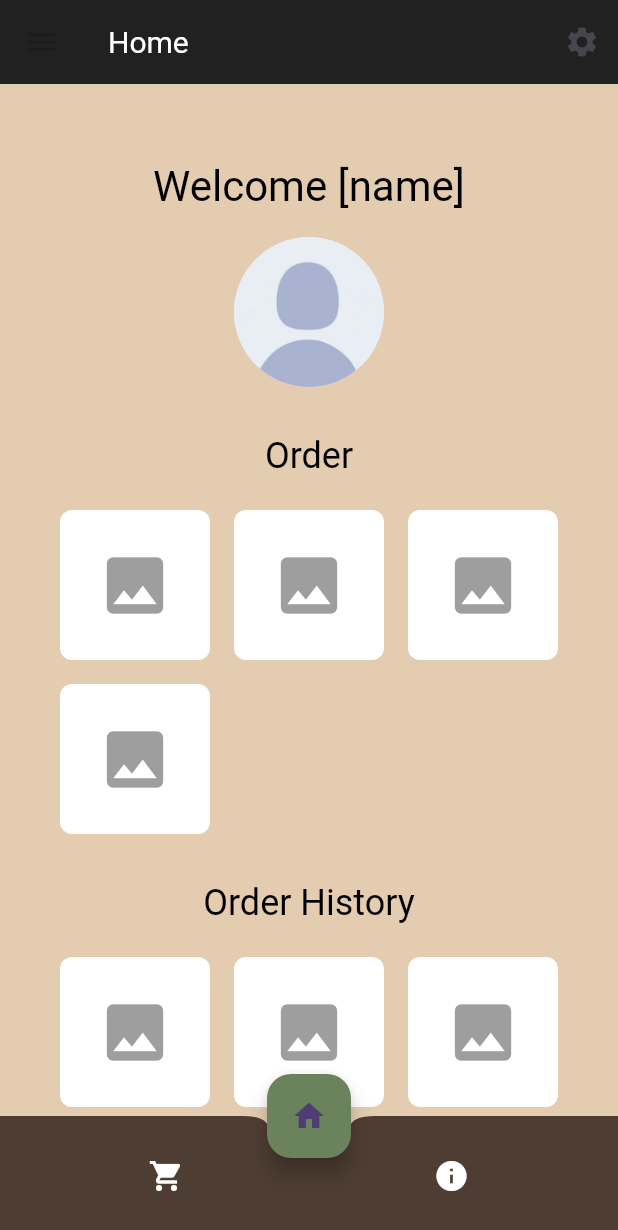
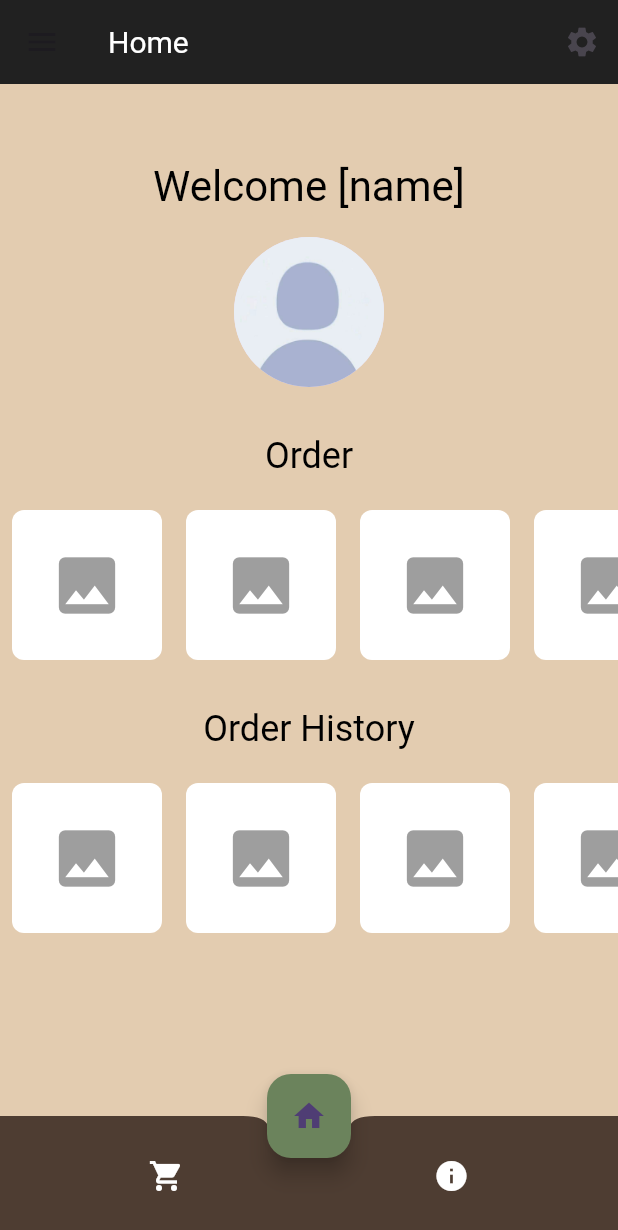
Before and after one commit to VoxMonstra/CSC-4610-Web-Warriors, a Flutter app: the screen it shows after launch, on a phone screen of 412 x 824 dp. Shown: the top 1230 px of the screen. Run offline on Flutter 3.47's test engine with Material 3 defaults, Android fonts, the phone set to English and light mode, and no system bars; our stand-ins replace google_fonts, shared_preferences; missing offline and left inert: mysql1.

Commit message:
Redesign: Add scroll view to order and order history in home

```diff
--- a/src/lib/screens/home.dart
+++ b/src/lib/screens/home.dart
@@ -46,10 +46,16 @@ class HomePage extends StatelessWidget {
                         ),
                   ),
                   SizedBox(height: 20),
-                  Wrap(
-                    spacing: 16,
-                    runSpacing: 16,
-                    children: List.generate(4, (index) => _buildOrderBox(context)),
+                  SingleChildScrollView(
+                    scrollDirection: Axis.horizontal,
+                    child: Row(
+                      children: List.generate(
+                          20,
+                          (index) => Padding(
+                              padding:
+                                  const EdgeInsets.symmetric(horizontal: 8.0),
+                              child: _buildOrderBox(context))),
+                    ),
                   ),
                   SizedBox(height: 30), // Space before Order History
                   Text(
@@ -59,10 +65,16 @@ class HomePage extends StatelessWidget {
                         ),
                   ),
                   SizedBox(height: 20),
-                  Wrap(
-                    spacing: 16,
-                    runSpacing: 16,
-                    children: List.generate(4, (index) => _buildOrderBox(context)),
+                  SingleChildScrollView(
+                    scrollDirection: Axis.horizontal,
+                    child: Row(
+                      children: List.generate(
+                          20,
+                          (index) => Padding(
+                              padding:
+                                  const EdgeInsets.symmetric(horizontal: 8.0),
+                              child: _buildOrderBox(context))),
+                    ),
                   ),
                 ],
               ),
@@ -79,7 +91,8 @@ class HomePage extends StatelessWidget {
           children: [
             IconButton(
               icon: Icon(Icons.shopping_cart, color: Colors.white),
-              onPressed: () {}, // Placeholder action, don't know where to route it yet
+              onPressed:
+                  () {}, // Placeholder action, don't know where to route it yet
             ),
             IconButton(
               icon: Icon(Icons.info, color: Colors.white),
@@ -103,7 +116,8 @@ class HomePage extends StatelessWidget {
 
   Widget _buildOrderBox(BuildContext context) {
     return GestureDetector(
-      onTap: () {}, // Placeholder for routing of the order's and expected categories in the future
+      onTap:
+          () {}, // Placeholder for routing of the order's and expected categories in the future
       child: Container(
         width: 100,
         height: 100,
@@ -112,7 +126,10 @@ class HomePage extends StatelessWidget {
           borderRadius: BorderRadius.circular(8),
         ),
         child: Center(
-          child: Icon(Icons.image, size: 50, color: Colors.grey), // Maybe to have actual picture, or just icon per category
+          child: Icon(Icons.image,
+              size: 50,
+              color: Colors
+                  .grey), // Maybe to have actual picture, or just icon per category
         ),
       ),
     );
```
Lines whose indentation alone changed are shown as unchanged.
